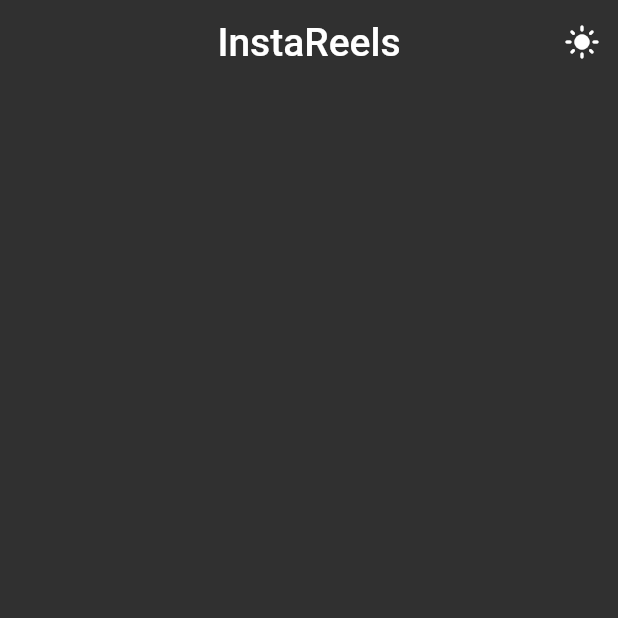
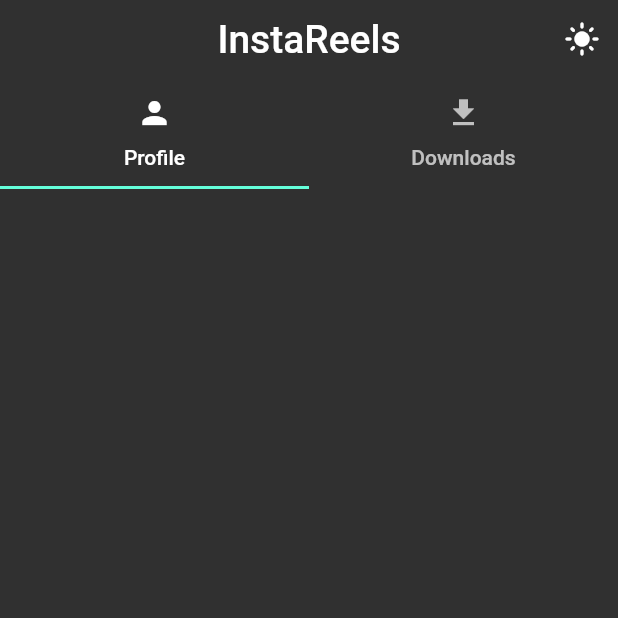
Before and after one commit to MarceloJSCesar/Flutter-Apps, a Flutter app: the screen it shows after launch, on a phone screen of 412 x 824 dp, the top half of it. Run offline on Flutter 3.47's test engine with Material 2 defaults, Android fonts, the phone set to English and light mode, and no system bars; our stand-ins replace flutter_mobx, google_fonts, mobx; generated files the repository leaves out were written again.

Commit message:
mobx customizing app bar #01, tabBar added

```diff
--- /dev/null
+++ b/insta_reels/lib/src/components/classes/home_tabs.dart
@@ -0,0 +1,14 @@
+import 'package:flutter/material.dart';
+
+class HomeTabs {
+  List<Tab> homeTabs = [
+    Tab(
+      text: 'Profile',
+      icon: Icon(Icons.person),
+    ),
+    Tab(
+      text: 'Downloads',
+      icon: Icon(Icons.download),
+    ),
+  ];
+}
--- a/insta_reels/lib/src/config/app_textstyle.dart
+++ b/insta_reels/lib/src/config/app_textstyle.dart
@@ -2,7 +2,7 @@
 import 'package:google_fonts/google_fonts.dart';
 
 class AppTextStyle {
-  final TextStyle darkThemeHomeAppBarTextStyle = GoogleFonts.adventPro(
+  static final TextStyle darkThemeHomeAppBarTextStyle = GoogleFonts.adventPro(
     fontSize: 26,
     color: Colors.white,
   );
--- a/insta_reels/lib/src/views/home_view.dart
+++ b/insta_reels/lib/src/views/home_view.dart
@@ -1,4 +1,5 @@
 import 'package:flutter/material.dart';
+import 'package:insta_reels/src/components/classes/home_tabs.dart';
 import '../config/app_textstyle.dart';
 import '../controllers/home_controller.dart';
 
@@ -10,13 +11,26 @@
   _HomeViewState createState() => _HomeViewState();
 }
 
-class _HomeViewState extends State<HomeView> with AppTextStyle {
+class _HomeViewState extends State<HomeView> with TickerProviderStateMixin {
+  HomeTabs _homeTabs = HomeTabs();
+  TabController _tabController;
+
+  @override
+  void initState() {
+    // TODO: implement initState
+    super.initState();
+    _tabController = TabController(length: 2, vsync: this);
+  }
+
   @override
   Widget build(BuildContext context) {
     return Scaffold(
       appBar: AppBar(
         elevation: 0.0,
+        centerTitle: true,
         backgroundColor: Colors.transparent,
+        title: Text('InstaReels',
+            style: AppTextStyle.darkThemeHomeAppBarTextStyle),
         actions: [
           IconButton(
               icon: widget.homeController.isDarkTheme
@@ -29,8 +43,16 @@
                   widget.homeController.changeToLightTheme(true);
               }),
         ],
-        title: Text('InstaReels', style: darkThemeHomeAppBarTextStyle),
-        centerTitle: true,
+        bottom: PreferredSize(
+          preferredSize: Size.fromHeight(70),
+          child: DefaultTabController(
+            length: 2,
+            child: TabBar(
+              controller: _tabController,
+              tabs: _homeTabs.homeTabs,
+            ),
+          ),
+        ),
       ),
     );
   }
```
